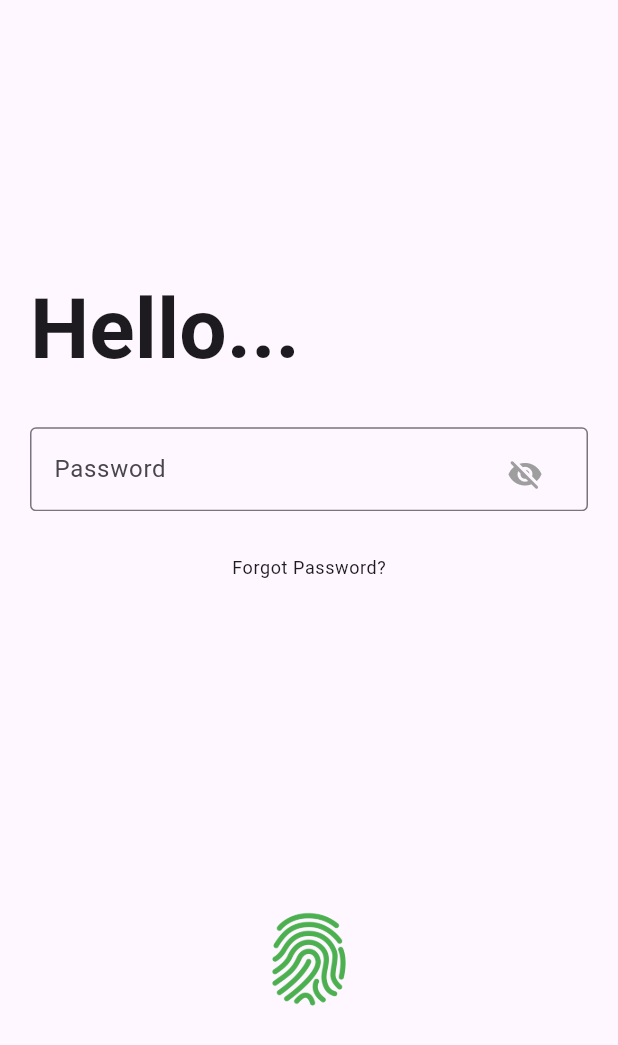
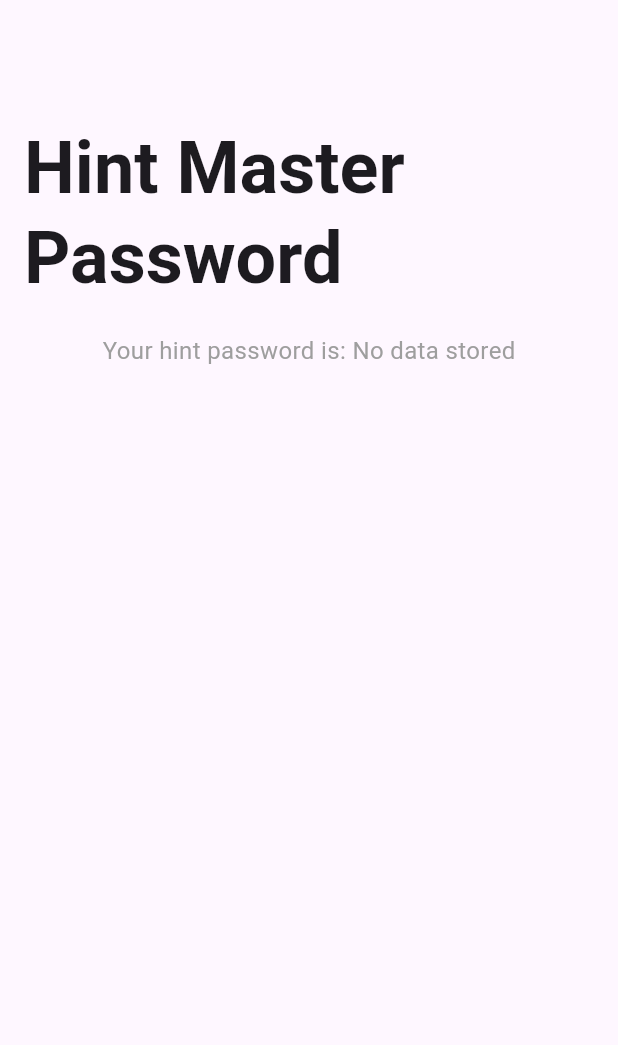
Before and after one commit to senabdulgani/strong_password, a Flutter app: the CheckPassword screen opened directly, after a tap on "Forgot Password?", on a phone screen of 412 x 824 dp. Shown: the top 1045 px of the screen. Run offline on Flutter 3.47's test engine with Material 3 defaults, Android fonts, the phone set to English and light mode, and no system bars; our stand-ins replace flutter_speed_dial, fluttertoast, font_awesome_flutter, gap, hive, hive_flutter and 2 more; missing offline and left inert: clipboard, credit_card_scanner; accounts and stored records are empty.

Commit message:
adding hint password

```diff
--- a/lib/View/pages/Introduction/check_password_page.dart
+++ b/lib/View/pages/Introduction/check_password_page.dart
@@ -1,10 +1,10 @@
 import 'package:flutter/material.dart';
-import 'package:flutter/services.dart';
 import 'package:gap/gap.dart';
 import 'package:local_auth/local_auth.dart';
 import 'package:shared_preferences/shared_preferences.dart';
 import 'package:strong_password/View/component/costum_button.dart';
 import 'package:strong_password/View/pages/Introduction/detect_password_view.dart';
+import 'package:strong_password/View/pages/Introduction/hint_master_pass.dart';
 import 'package:strong_password/View/pages/home_page.dart';
 
 class CheckPassword extends StatefulWidget {
@@ -57,7 +57,7 @@ class _CheckPasswordState extends State<CheckPassword> {
             Row(
               children: [
                 Text(
-                  'Hello...',
+                  'Welcome\nBack...',
                   textAlign: TextAlign.left,
                   style: Theme.of(context).textTheme.headlineLarge!.copyWith(
                         fontWeight: FontWeight.bold,
@@ -99,7 +99,10 @@ class _CheckPasswordState extends State<CheckPassword> {
               ),
             GestureDetector(
                 onTap: () {
-                  // todo: I forgot my password process.
+                  Navigator.push(
+                      context,
+                      MaterialPageRoute(
+                          builder: (context) => const HintPassword()));
                 },
                 child: Container(
                     padding: const EdgeInsets.all(10),
--- /dev/null
+++ b/lib/View/pages/Introduction/hint_master_pass.dart
@@ -0,0 +1,57 @@
+import 'package:flutter/material.dart';
+import 'package:gap/gap.dart';
+import 'package:shared_preferences/shared_preferences.dart';
+import 'package:strong_password/View/pages/Introduction/detect_password_view.dart';
+
+class HintPassword extends StatefulWidget {
+  const HintPassword({Key? key}) : super(key: key);
+
+  @override
+  State<HintPassword> createState() => _HintPasswordState();
+}
+
+class _HintPasswordState extends State<HintPassword> {
+
+  String _storedText = 'You don\'t have a hint password.';
+
+  @override
+  void initState() {
+    super.initState();
+    _loadStoredText();
+  }
+
+  _loadStoredText() async {
+    SharedPreferences prefs = await SharedPreferences.getInstance();
+    setState(() {
+      _storedText = prefs.getString('hintPassword') ?? 'No data stored';
+    });
+  }
+
+  @override
+  Widget build(BuildContext context) {
+    return Scaffold(
+      body: Padding(
+        padding: const EdgeInsets.symmetric(horizontal: 16.0),
+        child: Column(
+          children: [
+            SizedBox(height: MediaQuery.of(context).size.height * 0.1),
+            const Row(
+              children: [
+                Header(text: 'Hint Master\nPassword'),
+                Spacer(),
+              ],
+            ),
+            const Gap(20),
+            Text(
+              'Your hint password is: $_storedText',
+              style: const TextStyle(
+                fontSize: 16,
+                color: Colors.grey,
+              ),
+            ),
+          ],
+        ),
+      ),
+    );
+  }
+}
--- a/lib/View/pages/home_page.dart
+++ b/lib/View/pages/home_page.dart
@@ -272,8 +272,8 @@ class _StrongPasswordState extends State<StrongPassword>
                                 .watch<CreditCardNotifier>()
                                 .cards[index]
                                 .cardNumber
-                                .toString()
-                                .substring(12, 16), // todo 16 haneli olmalı.
+                                .toString(),
+                                // .substring(12, 16), // todo 16 haneli olmalı.
                             style: const TextStyle(
                               color: Colors.black,
                               fontSize: 16,
```
Also changed, not shown: lib/View/pages/Introduction/detect_password_view.dart (+33 -10 lines).
